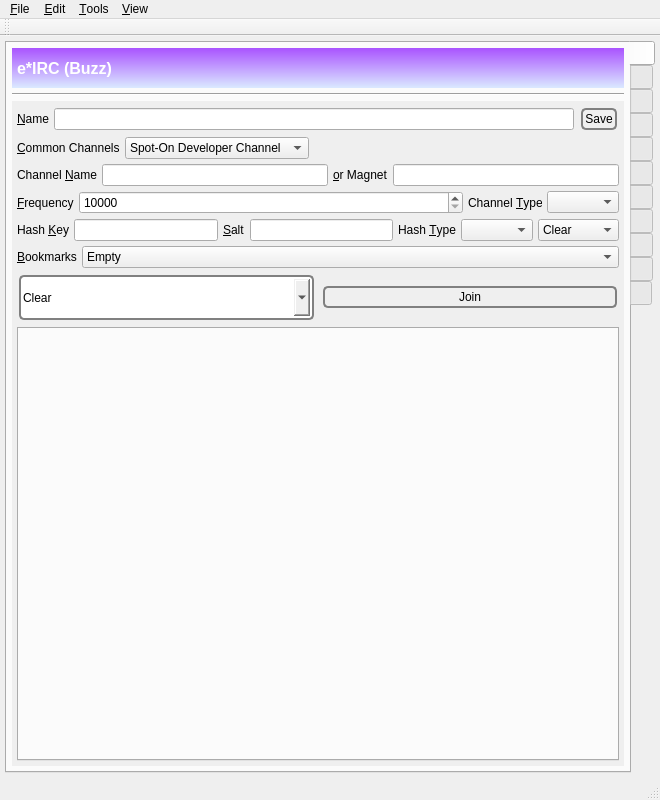
First picture: the form in branches/trunk/GoldBug-UI/controlcenter.ui, repository textbrowser/spot-on, before the edit.
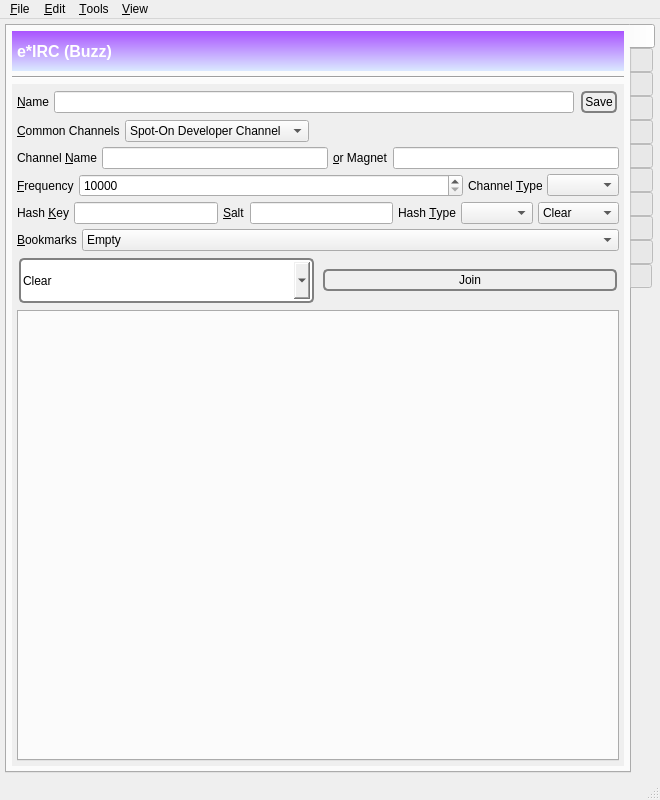
Second picture: the form after the edit. Icons and pictures are not drawn. Custom widgets are drawn as their Qt base class.

```diff
--- a/branches/trunk/GoldBug-UI/controlcenter.ui
+++ b/branches/trunk/GoldBug-UI/controlcenter.ui
@@ -118,7 +118,7 @@
              <x>0</x>
              <y>0</y>
              <width>570</width>
-             <height>661</height>
+             <height>674</height>
             </rect>
            </property>
            <layout class="QVBoxLayout" name="verticalLayout_54">
@@ -10553,23 +10553,6 @@
    <addaction name="menu_Tools"/>
    <addaction name="menu_View"/>
   </widget>
-  <widget class="QToolBar" name="toolBar">
-   <property name="windowTitle">
-    <string>toolBar</string>
-   </property>
-   <property name="allowedAreas">
-    <set>Qt::BottomToolBarArea|Qt::TopToolBarArea</set>
-   </property>
-   <property name="floatable">
-    <bool>false</bool>
-   </property>
-   <attribute name="toolBarArea">
-    <enum>TopToolBarArea</enum>
-   </attribute>
-   <attribute name="toolBarBreak">
-    <bool>false</bool>
-   </attribute>
-  </widget>
   <action name="action_Quit">
    <property name="text">
     <string>&amp;Quit</string>
```
